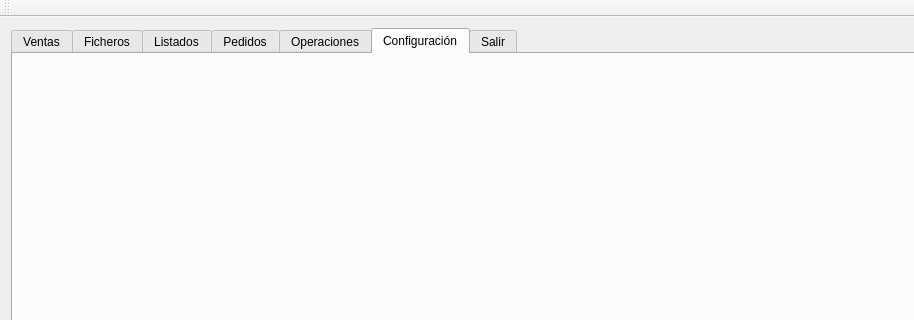
The window that tienda.ui (Ladis72/tienda) describes before a commit, drawn with Qt 5; both pictures show x 0 to 914 and y 0 to 320 of the 1165 by 728 pixel window.
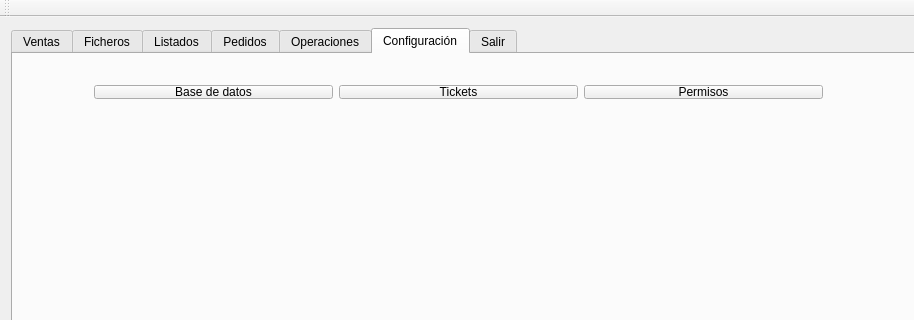
The same window after the commit. The open tabs and pages were chosen to show the change.

Commit message: Configuración tickets

What changed in the file:
```diff
--- a/tienda.ui
+++ b/tienda.ui
@@ -15,7 +15,7 @@
   </property>
   <widget class="QWidget" name="centralWidget">
    <layout class="QGridLayout" name="gridLayout">
-    <item row="0" column="0">
+    <item row="0" column="1">
      <widget class="QTabWidget" name="tab">
       <property name="currentIndex">
        <number>0</number>
@@ -310,6 +310,39 @@
        <attribute name="title">
         <string>Configuración</string>
        </attribute>
+       <widget class="QWidget" name="">
+        <property name="geometry">
+         <rect>
+          <x>70</x>
+          <y>20</y>
+          <width>751</width>
+          <height>36</height>
+         </rect>
+        </property>
+        <layout class="QHBoxLayout" name="horizontalLayout_4">
+         <item>
+          <widget class="QPushButton" name="pushButtonConfigDB">
+           <property name="text">
+            <string>Base de datos</string>
+           </property>
+          </widget>
+         </item>
+         <item>
+          <widget class="QPushButton" name="pushButtonTicket">
+           <property name="text">
+            <string>Tickets</string>
+           </property>
+          </widget>
+         </item>
+         <item>
+          <widget class="QPushButton" name="pushButtonPermisos">
+           <property name="text">
+            <string>Permisos</string>
+           </property>
+          </widget>
+         </item>
+        </layout>
+       </widget>
       </widget>
       <widget class="QWidget" name="tabSalir">
        <attribute name="title">
```
The commit also changes 10 other files.
